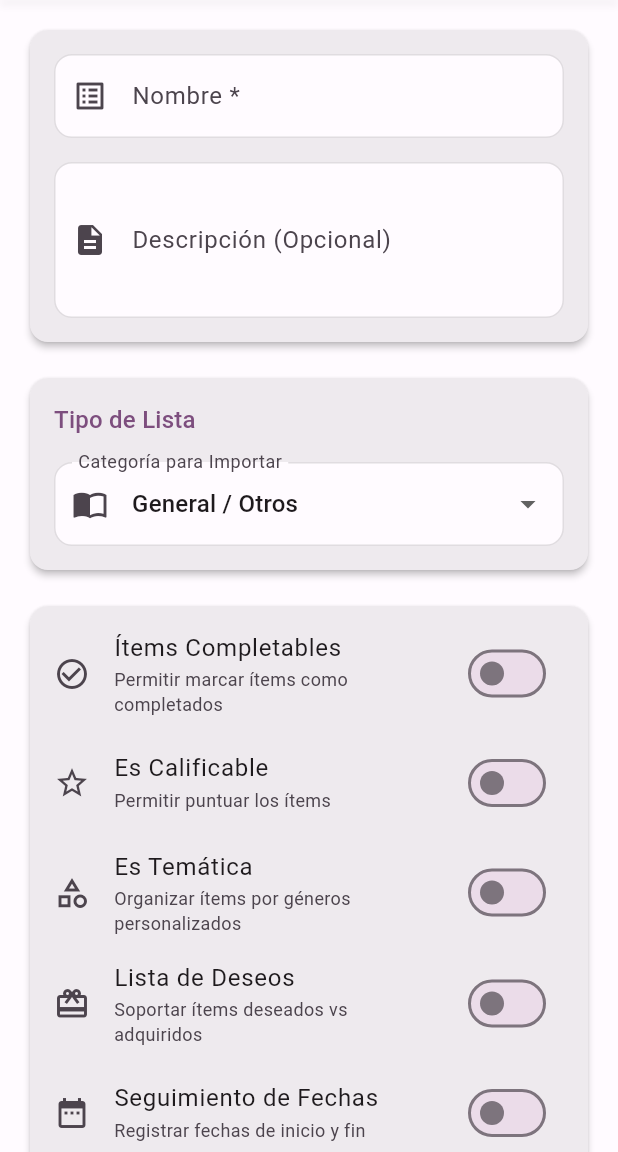
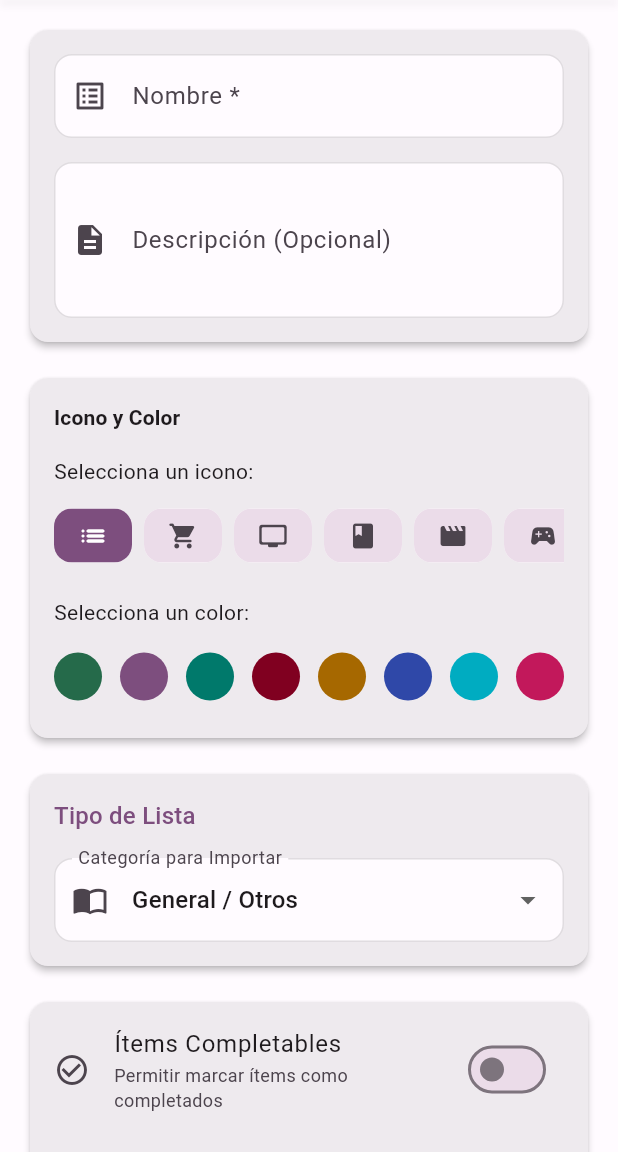
Before and after one commit to Angelery33/ListMe_Flutter, a Flutter app: the ListsScreen screen opened by its route, after a tap on "NUEVA LISTA", on a phone screen of 412 x 824 dp, the part 84-1236 px from its top. Run offline on Flutter 3.47's test engine with Material 3 defaults, Android fonts, the phone set to English and light mode, and no system bars; our stand-ins replace dio, flutter_secure_storage, hive, hive_flutter, shared_preferences; accounts and stored records are empty; network calls fail.

Commit message:
Implementación de persistencia local con Hive y mezcla inteligente de iconos y colores

```diff
--- a/lib/data/lists/list_model.dart
+++ b/lib/data/lists/list_model.dart
@@ -1,30 +1,60 @@
+import 'package:hive/hive.dart';
+
+part 'list_model.g.dart';
+
 /// Modelo de una lista de usuario.
 ///
 /// Representa las listas gestionadas por el usuario en la aplicación.
+@HiveType(typeId: 0)
 class ListModel {
+  @HiveField(0)
   final int? id;
+  @HiveField(1)
   final String name;
+  @HiveField(2)
   final String? type;
+  @HiveField(3)
   final String? description;
+  @HiveField(4)
   final bool supportsCompletion;
+  @HiveField(5)
   final bool supportsWishlist;
+  @HiveField(6)
   final bool tracksDates;
+  @HiveField(7)
   final bool supportsPrice;
+  @HiveField(8)
   final int? genreLayoutMode;
+  @HiveField(9)
   final int? position;
+  @HiveField(10)
   final bool supportsProgress;
+  @HiveField(11)
   final String? progressType;
+  @HiveField(12)
   final String? customProgressUnit;
+  @HiveField(13)
   final String? defaultCategory;
+  @HiveField(14)
   final int? ratingScale;
+  @HiveField(15)
   final bool canEdit;
+  @HiveField(16)
   final bool owner;
+  @HiveField(17)
   final bool shared;
+  @HiveField(18)
   final bool compact;
+  @HiveField(19)
   final bool thematic;
+  @HiveField(20)
   final bool gradeable;
+  @HiveField(21)
   final String color;
+  @HiveField(22)
   final String icon;
+  @HiveField(23)
+  final int itemCount;
 
   bool get isShared => shared;
 
@@ -52,6 +82,7 @@ class ListModel {
     this.gradeable = false,
     this.color = 'titanium',
     this.icon = 'list',
+    this.itemCount = 0,
   });
 
   factory ListModel.fromJson(Map<String, dynamic> json) {
@@ -79,6 +110,11 @@ class ListModel {
       gradeable: json['gradeable'] as bool? ?? false,
       color: json['color'] as String? ?? 'titanium',
       icon: json['icon'] as String? ?? 'list',
+      itemCount: (json['itemCount'] != null)
+          ? json['itemCount'] as int
+          : (json['itemsCount'] != null)
+              ? json['itemsCount'] as int
+              : 0,
     );
   }
   Map<String, dynamic> toJson() {
@@ -110,4 +146,58 @@ class ListModel {
 
     return map;
   }
+
+  ListModel copyWith({
+    int? id,
+    String? name,
+    String? type,
+    String? description,
+    bool? supportsCompletion,
+    bool? supportsWishlist,
+    bool? tracksDates,
+    bool? supportsPrice,
+    int? genreLayoutMode,
+    int? position,
+    bool? supportsProgress,
+    String? progressType,
+    String? customProgressUnit,
+    String? defaultCategory,
+    int? ratingScale,
+    bool? canEdit,
+    bool? owner,
+    bool? shared,
+    bool? compact,
+    bool? thematic,
+    bool? gradeable,
+    String? color,
+    String? icon,
+    int? itemCount,
+  }) {
+    return ListModel(
+      id: id ?? this.id,
+      name: name ?? this.name,
+      type: type ?? this.type,
+      description: description ?? this.description,
+      supportsCompletion: supportsCompletion ?? this.supportsCompletion,
+      supportsWishlist: supportsWishlist ?? this.supportsWishlist,
+      tracksDates: tracksDates ?? this.tracksDates,
+      supportsPrice: supportsPrice ?? this.supportsPrice,
+      genreLayoutMode: genreLayoutMode ?? this.genreLayoutMode,
+      position: position ?? this.position,
+      supportsProgress: supportsProgress ?? this.supportsProgress,
+      progressType: progressType ?? this.progressType,
+      customProgressUnit: customProgressUnit ?? this.customProgressUnit,
+      defaultCategory: defaultCategory ?? this.defaultCategory,
+      ratingScale: ratingScale ?? this.ratingScale,
+      canEdit: canEdit ?? this.canEdit,
+      owner: owner ?? this.owner,
+      shared: shared ?? this.shared,
+      compact: compact ?? this.compact,
+      thematic: thematic ?? this.thematic,
+      gradeable: gradeable ?? this.gradeable,
+      color: color ?? this.color,
+      icon: icon ?? this.icon,
+      itemCount: itemCount ?? this.itemCount,
+    );
+  }
 }
--- a/lib/main.dart
+++ b/lib/main.dart
@@ -9,6 +9,7 @@ import 'providers/auth/auth_provider.dart';
 import 'providers/lists/lists_provider.dart';
 import 'providers/settings/settings_provider.dart';
 
+import 'core/services/local_storage_service.dart';
 import 'core/auth_wrapper.dart';
 import 'core/api_client.dart';
 import 'data/items/items_repository.dart';
@@ -18,6 +19,9 @@ import 'providers/items/items_provider.dart';
 void main() async {
   // Aseguramos que los bindings de Flutter estén inicializados para SharedPreferences
   WidgetsFlutterBinding.ensureInitialized();
+
+  // Inicializar Persistencia Local (Hive)
+  await LocalStorageService.instance.init();
 
   // Inicializamos el cliente API único
   final apiClient = ApiClient();
--- a/lib/providers/lists/lists_provider.dart
+++ b/lib/providers/lists/lists_provider.dart
@@ -2,19 +2,31 @@ import 'package:flutter/material.dart';
 import '../../data/lists/lists_repository.dart';
 import '../../data/lists/list_model.dart';
 import '../../data/lists/library_genre_model.dart';
+import '../../core/services/local_storage_service.dart';
+import '../../core/services/logger_service.dart';
 
 /// Proveedor de estado para la gestión de listas del usuario.
 ///
 /// Gestiona la carga, creación, edición, eliminación y reordenación de listas.
 class ListsProvider extends ChangeNotifier {
   final ListsRepository _listsRepository;
+  final LocalStorageService _localStorage = LocalStorageService.instance;
+  final LoggerService _logger = LoggerService.instance;
 
   bool _isLoading = false;
   List<ListModel> _lists = [];
   String? _errorMessage;
 
   ListsProvider(this._listsRepository) {
+    _loadFromLocal();
     fetchLists();
+  }
+
+  void _loadFromLocal() {
+    _logger.debug('ListsProvider: Cargando desde persistencia local');
+    _lists = _localStorage.getLibraries();
+    _lists.sort((a, b) => (a.position ?? 0).compareTo(b.position ?? 0));
+    notifyListeners();
   }
 
   bool get isLoading => _isLoading;
@@ -27,8 +39,38 @@ class ListsProvider extends ChangeNotifier {
     notifyListeners();
 
     try {
-      _lists = await _listsRepository.getAllLibraries();
+      final serverLists = await _listsRepository.getAllLibraries();
+      final localLibraries = _localStorage.getLibraries();
+
+      // MEZCLA INTELIGENTE: Preservar iconos/colores locales si el servidor manda valores por defecto
+      _lists = serverLists.map((serverList) {
+        final localMatch = localLibraries.cast<ListModel?>().firstWhere(
+          (l) => l?.id == serverList.id,
+          orElse: () => null,
+        );
+
+        if (localMatch != null) {
+          // Si el servidor manda los valores por defecto, pero nosotros tenemos algo personalizado localmente, lo mantenemos.
+          String currentIcon = serverList.icon;
+          String currentColor = serverList.color;
+
+          if (serverList.icon == 'list' && localMatch.icon != 'list') {
+            currentIcon = localMatch.icon;
+          }
+          if (serverList.color == 'titanium' && localMatch.color != 'titanium') {
+            currentColor = localMatch.color;
+          }
+
+          return serverList.copyWith(icon: currentIcon, color: currentColor);
+        }
+        return serverList;
+      }).toList();
+
       _lists.sort((a, b) => (a.position ?? 0).compareTo(b.position ?? 0));
+
+      // Persistir lo mezclado en local
+      _localStorage.saveLibraries(_lists);
+
       _isLoading = false;
       notifyListeners();
     } catch (e) {
@@ -42,6 +84,7 @@ class ListsProvider extends ChangeNotifier {
     try {
       final createdList = await _listsRepository.createLibrary(newList);
       _lists.add(createdList);
+      _localStorage.saveLibrary(createdList);
       notifyListeners();
       return true;
     } catch (e) {
@@ -53,10 +96,22 @@ class ListsProvider extends ChangeNotifier {
 
   Future<bool> updateList(int id, ListModel updatedList) async {
     try {
-      final list = await _listsRepository.updateLibrary(id, updatedList);
+      // 1. Guardar preventivamente en local (Persistencia optimista del diseño)
+      _localStorage.saveLibrary(updatedList);
+
+      // 2. Intentar actualizar en servidor
+      final serverResponse = await _listsRepository.updateLibrary(id, updatedList);
+
+      // 3. Mezclar respuesta del servidor con nuestro diseño local (por si el servidor no lo guarda)
+      final finalLibrary = serverResponse.copyWith(
+        icon: updatedList.icon,
+        color: updatedList.color,
+      );
+
       final index = _lists.indexWhere((l) => l.id == id);
       if (index != -1) {
-        _lists[index] = list;
+        _lists[index] = finalLibrary;
+        _localStorage.saveLibrary(finalLibrary);
         notifyListeners();
       }
       return true;
@@ -71,6 +126,7 @@ class ListsProvider extends ChangeNotifier {
     try {
       await _listsRepository.deleteLibrary(id);
       _lists.removeWhere((l) => l.id == id);
+      _localStorage.deleteLibrary(id);
       notifyListeners();
       return true;
     } catch (e) {
@@ -84,6 +140,7 @@ class ListsProvider extends ChangeNotifier {
     if (oldIndex < newIndex) newIndex -= 1;
     final item = _lists.removeAt(oldIndex);
     _lists.insert(newIndex, item);
+    _localStorage.saveLibraries(_lists);
     notifyListeners();
 
     // Persist new positions in the background
--- a/lib/screens/lists/list_config_screen.dart
+++ b/lib/screens/lists/list_config_screen.dart
@@ -10,6 +10,7 @@ import '../../widgets/lists/config/config_features_section.dart';
 import '../../widgets/lists/config/config_rating_progress_section.dart';
 import '../../widgets/lists/config/config_genres_section.dart';
 import '../../widgets/lists/config/config_display_section.dart';
+import '../../widgets/lists/config/config_icon_color_section.dart';
 import '../../widgets/shared/custom_gradient_app_bar.dart';
 
 /// Géneros por defecto por tipo de lista (igual que la versión legacy)
@@ -67,6 +68,8 @@ class _ListConfigScreenState extends State<ListConfigScreen> {
 
   bool _isLoading = false;
   List<LibraryGenreModel> _displayedGenres = [];
+  late String _selectedColor;
+  late String _selectedIcon;
 
   @override
   void initState() {
@@ -86,6 +89,8 @@ class _ListConfigScreenState extends State<ListConfigScreen> {
     _supportsProgress = widget.library?.supportsProgress ?? false;
     _progressType = widget.library?.progressType;
     _ratingScale = widget.library?.ratingScale ?? 10;
+    _selectedColor = widget.library?.color ?? 'titanium';
+    _selectedIcon = widget.library?.icon ?? 'list';
 
     // Preferir defaultCategory, si no type (compatibilidad con datos legacy)
     _defaultCategory = widget.library?.defaultCategory ?? widget.library?.type;
@@ -184,6 +189,12 @@ class _ListConfigScreenState extends State<ListConfigScreen> {
         _supportsProgress = false;
         _progressType = "Manual";
       }
+
+      // --- Auto-fill de Icono según categoría ---
+      if (val == "Book") _selectedIcon = "book";
+      if (val == "Manga" || val == "Comic") _selectedIcon = "book";
+      if (val == "Anime" || val == "Series" || val == "Movie") _selectedIcon = "tv";
+      if (val == "Figures" || val == "Funko") _selectedIcon = "fitness";
     });
   }
 
@@ -253,8 +264,8 @@ class _ListConfigScreenState extends State<ListConfigScreen> {
           : _customProgressUnitController.text.trim(),
       defaultCategory: _defaultCategory,
       ratingScale: _ratingScale,
-      color: widget.library?.color ?? 'titanium',
-      icon: widget.library?.icon ?? 'list',
+      color: _selectedColor,
+      icon: _selectedIcon,
     );
 
     try {
@@ -316,6 +327,13 @@ class _ListConfigScreenState extends State<ListConfigScreen> {
                       descController: _descController,
                     ),
                     const SizedBox(height: 16),
+                    ConfigIconColorSection(
+                      selectedIcon: _selectedIcon,
+                      selectedColor: _selectedColor,
+                      onIconChanged: (v) => setState(() => _selectedIcon = v),
+                      onColorChanged: (v) => setState(() => _selectedColor = v),
+                    ),
+                    const SizedBox(height: 16),
                     ConfigTypeSection(
                       selectedCategory: _defaultCategory,
                       onChanged: _onCategoryChanged,
--- /dev/null
+++ b/lib/widgets/lists/config/config_icon_color_section.dart
@@ -0,0 +1,128 @@
+import 'package:flutter/material.dart';
+
+class ConfigIconColorSection extends StatelessWidget {
+  final String selectedIcon;
+  final String selectedColor;
+  final ValueChanged<String> onIconChanged;
+  final ValueChanged<String> onColorChanged;
+
+  const ConfigIconColorSection({
+    super.key,
+    required this.selectedIcon,
+    required this.selectedColor,
+    required this.onIconChanged,
+    required this.onColorChanged,
+  });
+
+  static const Map<String, IconData> icons = {
+    'list': Icons.list_rounded,
+    'shopping_cart': Icons.shopping_cart_rounded,
+    'tv': Icons.tv_rounded,
+    'book': Icons.book_rounded,
+    'movie': Icons.movie_rounded,
+    'games': Icons.sports_esports_rounded,
+    'music': Icons.music_note_rounded,
+    'restaurant': Icons.restaurant_rounded,
+    'work': Icons.work_rounded,
+    'fitness': Icons.fitness_center_rounded,
+    'home': Icons.home_rounded,
+    'favorite': Icons.favorite_rounded,
+  };
+
+  static const Map<String, Color> colors = {
+    'emerald': Color(0xFF256A4A),
+    'amethyst': Color(0xFF7D4E7E),
+    'sapphire': Color(0xFF00796B),
+    'ruby': Color(0xFF800020),
+    'amber': Color(0xFFA66800),
+    'cobalt': Color(0xFF2F48A8),
+    'cyan': Color(0xFF00ACC1),
+    'magenta': Color(0xFFC2185B),
+    'titanium': Color(0xFF1D1B1E),
+  };
+
+  @override
+  Widget build(BuildContext context) {
+    final theme = Theme.of(context);
+
+    return Card(
+      elevation: 2,
+      child: Padding(
+        padding: const EdgeInsets.all(16.0),
+        child: Column(
+          crossAxisAlignment: CrossAxisAlignment.start,
+          children: [
+            Text(
+              "Icono y Color",
+              style: theme.textTheme.titleSmall?.copyWith(fontWeight: FontWeight.bold),
+            ),
+            const SizedBox(height: 16),
+            const Text("Selecciona un icono:"),
+            const SizedBox(height: 8),
+            SizedBox(
+              height: 50,
+              child: ListView(
+                scrollDirection: Axis.horizontal,
+                children: icons.entries.map((entry) {
+                  final isSelected = selectedIcon == entry.key;
+                  return Padding(
+                    padding: const EdgeInsets.only(right: 8.0),
+                    child: ChoiceChip(
+                      label: Icon(
+                        entry.value,
+                        size: 20,
+                        color: isSelected ? Colors.white : theme.colorScheme.onSurfaceVariant
+                      ),
+                      selected: isSelected,
+                      onSelected: (selected) { if (selected) onIconChanged(entry.key); },
+                      selectedColor: theme.colorScheme.primary,
+                      showCheckmark: false,
+                    ),
+                  );
+                }).toList(),
+              ),
+            ),
+            const SizedBox(height: 16),
+            const Text("Selecciona un color:"),
+            const SizedBox(height: 8),
+            SizedBox(
+              height: 50,
+              child: ListView(
+                scrollDirection: Axis.horizontal,
+                children: colors.entries.map((entry) {
+                  final isSelected = selectedColor == entry.key;
+                  return GestureDetector(
+                    onTap: () => onColorChanged(entry.key),
+                    child: Container(
+                      margin: const EdgeInsets.only(right: 12),
+                      width: 32,
+                      height: 32,
+                      decoration: BoxDecoration(
+                        color: entry.value,
+                        shape: BoxShape.circle,
+                        border: Border.all(
+                          color: isSelected ? theme.colorScheme.primary : Colors.transparent,
+                          width: 3,
+                        ),
+                        boxShadow: isSelected ? [
+                          BoxShadow(
+                            color: entry.value.withValues(alpha: 0.4),
+                            blurRadius: 8,
+                            spreadRadius: 1,
+                          )
+                        ] : null,
+                      ),
+                      child: isSelected
+                        ? const Icon(Icons.check, size: 16, color: Colors.white)
+                        : null,
+                    ),
+                  );
+                }).toList(),
+              ),
+            ),
+          ],
+        ),
+      ),
+    );
+  }
+}
--- a/lib/widgets/lists/empty_lists_state.dart
+++ b/lib/widgets/lists/empty_lists_state.dart
@@ -8,26 +8,45 @@ class EmptyListsState extends StatelessWidget {
   Widget build(BuildContext context) {
     final theme = Theme.of(context);
 
-    return Center(
+    return Padding(
+      padding: const EdgeInsets.all(32.0),
+      child: Center(
         child: Column(
           mainAxisAlignment: MainAxisAlignment.center,
           children: [
-          Icon(
+            // Icono con efecto visual premium
+            Container(
+              padding: const EdgeInsets.all(32),
+              decoration: BoxDecoration(
+                color: theme.colorScheme.primary.withValues(alpha: 0.05),
+                shape: BoxShape.circle,
+              ),
+              child: Icon(
                 Icons.playlist_add_rounded,
-            size: 100,
-            color: theme.hintColor.withValues(alpha: 0.3),
+                size: 80,
+                color: theme.colorScheme.primary.withValues(alpha: 0.5),
               ),
-          const SizedBox(height: 24),
-          const Text(
+            ),
+            const SizedBox(height: 32),
+            Text(
               'No tienes listas aún',
-            style: TextStyle(fontSize: 20, fontWeight: FontWeight.bold),
+              style: theme.textTheme.headlineSmall?.copyWith(
+                fontWeight: FontWeight.bold,
+                color: theme.colorScheme.onSurface,
               ),
-          const SizedBox(height: 8),
+              textAlign: TextAlign.center,
+            ),
+            const SizedBox(height: 12),
             Text(
-            'Toca el botón "+" para crear tu primera lista',
-            style: TextStyle(color: theme.hintColor),
+              'Toca el botón inferior para crear tu primera lista y empezar a organizar tus tareas.',
+              style: theme.textTheme.bodyMedium?.copyWith(
+                color: theme.colorScheme.onSurfaceVariant,
               ),
+              textAlign: TextAlign.center,
+            ),
+            const SizedBox(height: 40), // Espacio extra para guiar la vista hacia el FAB
           ],
+        ),
       ),
     );
   }
--- a/pubspec.yaml
+++ b/pubspec.yaml
@@ -14,11 +14,15 @@ dependencies:
   flutter_secure_storage: ^9.2.4
   intl: ^0.19.0
   shared_preferences: ^2.3.5
+  hive: ^2.2.3
+  hive_flutter: ^1.1.0
 
 dev_dependencies:
   flutter_test:
     sdk: flutter
   flutter_lints: ^6.0.0
+  hive_generator: ^2.0.1
+  build_runner: ^2.4.13
 
 flutter:
   uses-material-design: true
```
Also changed, not shown: lib/core/services/local_storage_service.dart (added, +57 -0 lines), lib/data/lists/lists_repository.dart (+9 -4 lines), lib/screens/lists/lists_screen.dart (+28 -10 lines), lib/widgets/lists/list_card.dart (+27 -7 lines), lib/data/lists/list_model.g.dart (added), pubspec.lock. Lines whose indentation alone changed are shown as unchanged.
